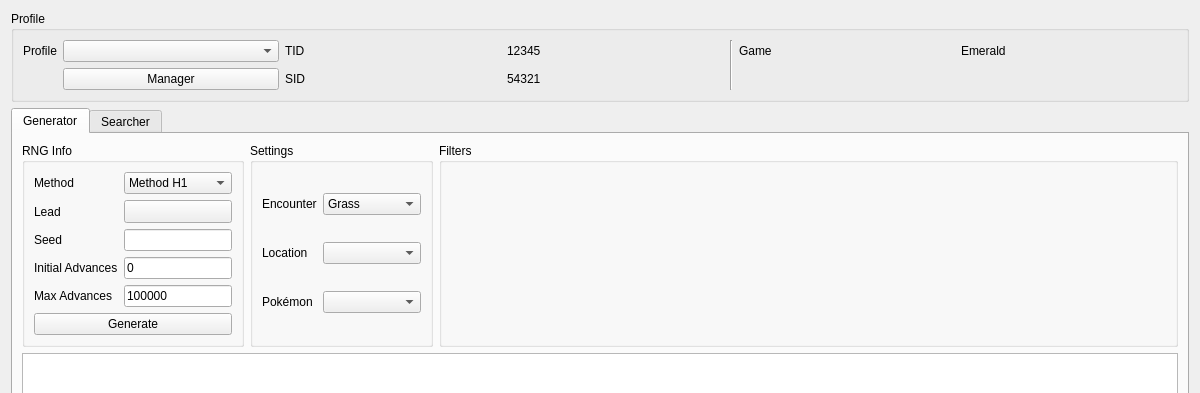
Qt form Source/Form/Gen3/Wild3.ui (Admiral-Fish/PokeFinder) before a commit; both pictures show x 0 to 1200 and y 0 to 393 of the 1200 by 750 pixel window.
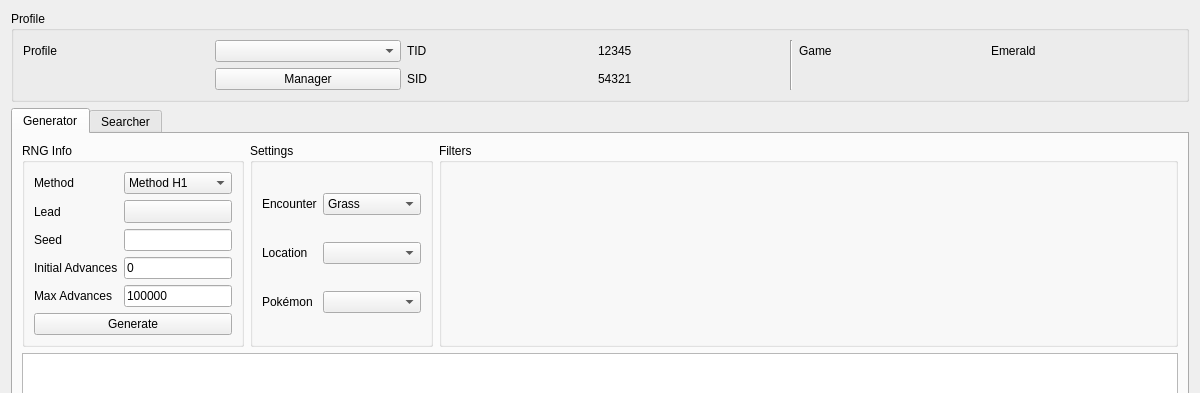
The same form after that commit. Icons and pictures are not drawn. Custom widgets are drawn as their Qt base class.

Commit message: Gen 4 Wild

Diff of the .ui file:
```diff
--- a/Source/Form/Gen3/Wild3.ui
+++ b/Source/Form/Gen3/Wild3.ui
@@ -26,12 +26,6 @@
      <layout class="QGridLayout" name="gridLayout_4">
       <item row="0" column="0">
        <widget class="QLabel" name="labelProfile">
-        <property name="sizePolicy">
-         <sizepolicy hsizetype="Fixed" vsizetype="Preferred">
-          <horstretch>0</horstretch>
-          <verstretch>0</verstretch>
-         </sizepolicy>
-        </property>
         <property name="text">
          <string>Profile</string>
         </property>
@@ -142,12 +136,6 @@
          <layout class="QGridLayout" name="gridLayout_3">
           <item row="0" column="0">
            <widget class="QLabel" name="labelGeneratorMethod">
-            <property name="sizePolicy">
-             <sizepolicy hsizetype="Fixed" vsizetype="Preferred">
-              <horstretch>0</horstretch>
-              <verstretch>0</verstretch>
-             </sizepolicy>
-            </property>
             <property name="text">
              <string>Method</string>
             </property>
@@ -155,12 +143,6 @@
           </item>
           <item row="3" column="0">
            <widget class="QLabel" name="label">
-            <property name="sizePolicy">
-             <sizepolicy hsizetype="Fixed" vsizetype="Preferred">
-              <horstretch>0</horstretch>
-              <verstretch>0</verstretch>
-             </sizepolicy>
-            </property>
             <property name="text">
              <string>Lead</string>
             </property>
@@ -237,12 +219,6 @@
           </item>
           <item row="6" column="0">
            <widget class="QLabel" name="labelGeneratorMaxAdvances">
-            <property name="sizePolicy">
-             <sizepolicy hsizetype="Fixed" vsizetype="Preferred">
-              <horstretch>0</horstretch>
-              <verstretch>0</verstretch>
-             </sizepolicy>
-            </property>
             <property name="text">
              <string>Max Advances</string>
             </property>
@@ -250,12 +226,6 @@
           </item>
           <item row="4" column="0">
            <widget class="QLabel" name="labelGeneratorSeed">
-            <property name="sizePolicy">
-             <sizepolicy hsizetype="Fixed" vsizetype="Preferred">
-              <horstretch>0</horstretch>
-              <verstretch>0</verstretch>
-             </sizepolicy>
-            </property>
             <property name="text">
              <string>Seed</string>
             </property>
@@ -322,12 +292,6 @@
           </item>
           <item row="3" column="0">
            <widget class="QLabel" name="labelGeneratorPokemon">
-            <property name="sizePolicy">
-             <sizepolicy hsizetype="Fixed" vsizetype="Preferred">
-              <horstretch>0</horstretch>
-              <verstretch>0</verstretch>
-             </sizepolicy>
-            </property>
             <property name="text">
              <string>Pokémon</string>
             </property>
@@ -335,12 +299,6 @@
           </item>
           <item row="1" column="0">
            <widget class="QLabel" name="labelGeneratorLocation">
-            <property name="sizePolicy">
-             <sizepolicy hsizetype="Fixed" vsizetype="Preferred">
-              <horstretch>0</horstretch>
-              <verstretch>0</verstretch>
-             </sizepolicy>
-            </property>
             <property name="text">
              <string>Location</string>
             </property>
```
Left out of the diff: 45 changed lines with no effect on the pictures. The commit also changes 88 other files.
